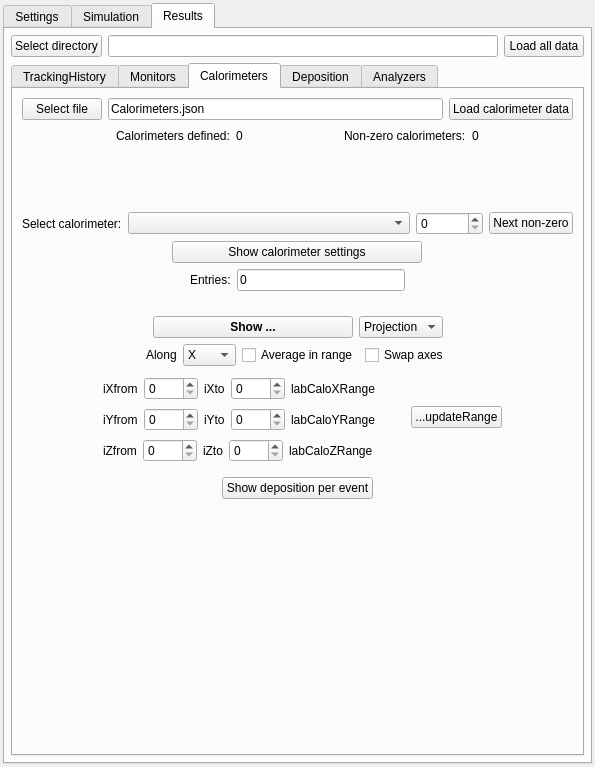
Old version of the form ants3bundle/src/ants3/gui/particleSim/aparticlesimwin.ui in the repository andrmor/ANTS3bundle.
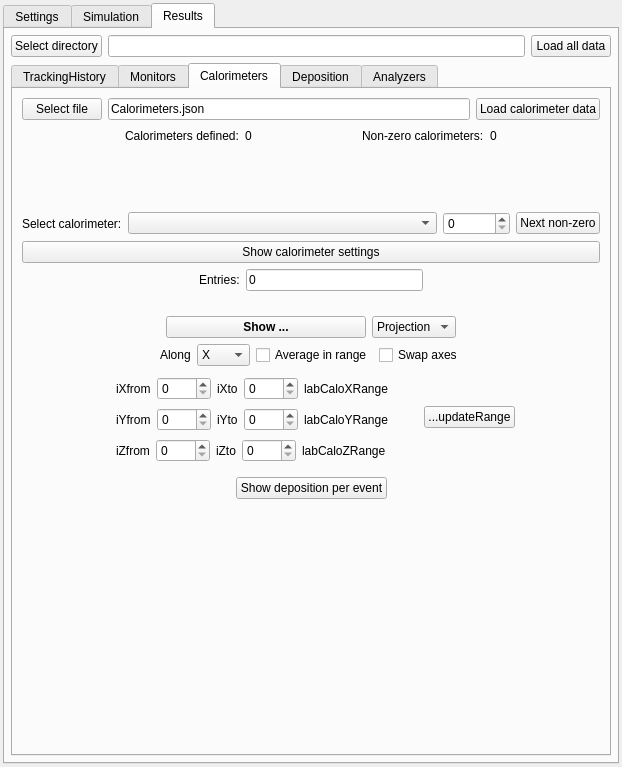
New version of the form. The open tabs and pages were chosen to show the change. Icons and pictures are not drawn.

```diff
--- a/ants3bundle/src/ants3/gui/particleSim/aparticlesimwin.ui
+++ b/ants3bundle/src/ants3/gui/particleSim/aparticlesimwin.ui
@@ -6,7 +6,7 @@
    <rect>
     <x>0</x>
     <y>0</y>
-    <width>595</width>
+    <width>622</width>
     <height>767</height>
    </rect>
   </property>
@@ -4410,7 +4410,7 @@
               </item>
              </layout>
             </item>
-            <item alignment="Qt::AlignmentFlag::AlignHCenter">
+            <item alignment="">
              <widget class="QPushButton" name="pbShowCalorimeterSettings">
               <property name="minimumSize">
                <size>
```
Left out of the diff: 4 changed lines with no effect on the pictures.
